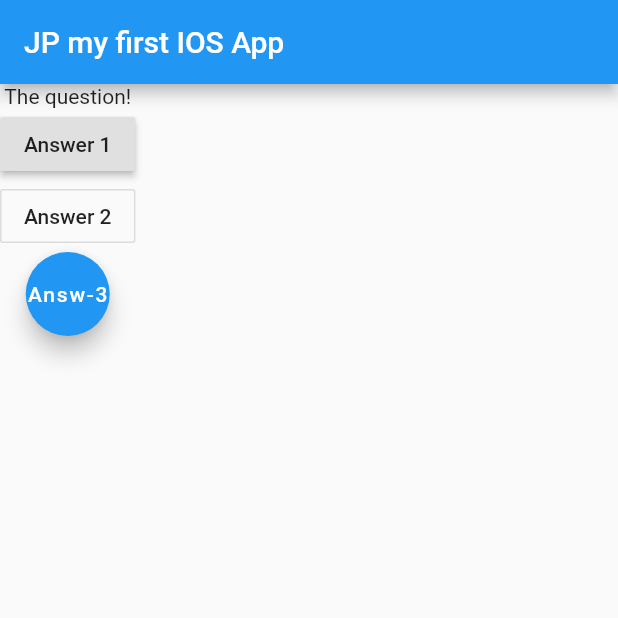
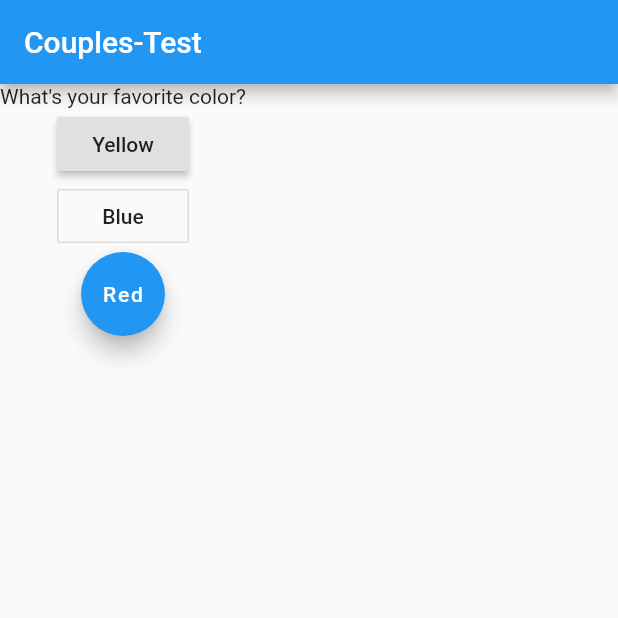
Before and after one commit to johngolem/Flutter-app-1, a Flutter app: the screen it shows after launch, on a phone screen of 412 x 824 dp, the top half of it. Run offline on Flutter 3.47's test engine with Material 2 defaults, Android fonts, the phone set to English and light mode, and no system bars.

Commit message:
using se state method and stateful widget to make internal changes prompt flutter to reload the widget once a button is pressed

```diff
--- a/lib/main.dart
+++ b/lib/main.dart
@@ -6,36 +6,54 @@ import 'package:flutter/material.dart';
 
 void main() => runApp(MyApp());
 
-class MyApp extends StatelessWidget {
+class MyApp extends StatefulWidget {
+  @override
+  State<StatefulWidget> createState() {
+    // TODO: implement createState
+    return MyAppState();
+  }
+}
+class MyAppState extends State <MyApp> {
+  var questionIndex = 0;
+
   void answerQuestion() {
+    setState(() {
+      questionIndex = questionIndex + 1;
+    });
+
     print('Answer 1 chosen!');
+    print(questionIndex);
   }
 
   @override
   Widget build(BuildContext context) {
     var questions = [
-      "what's your favorite color?",
-      "what's your favorite animal?"
+      "What's your favorite color?",
+      "What's your favorite animal?",
+      "What's your hobby?",
+      "What's your favorite drink?"
     ];
     return MaterialApp(
       home: Scaffold(
           appBar: AppBar(
-            title: Text("JP my first IOS App"),
+            title: Text("Couples-Test"),
           ),
           body: Column(
             children: <Widget>[
-              Text('The question!'),
+              Text(questions[questionIndex]),
               RaisedButton(
-                child: Text("Answer 1"),
+                child: Text("Yellow"),
                 onPressed: answerQuestion,
               ),
               OutlineButton(
-                child: Text("Answer 2"),
+                child: Text("Blue"),
                 onPressed: () => print('answer 2 chosen!'),
               ),
               FloatingActionButton(
-                child: Text("Answ-3"),
-                onPressed: () { print("answer 3 chosen!");},
+                child: Text("Red"),
+                onPressed: () {
+                  print("answer 3 chosen!");
+                },
               ),
             ],
           )
```
